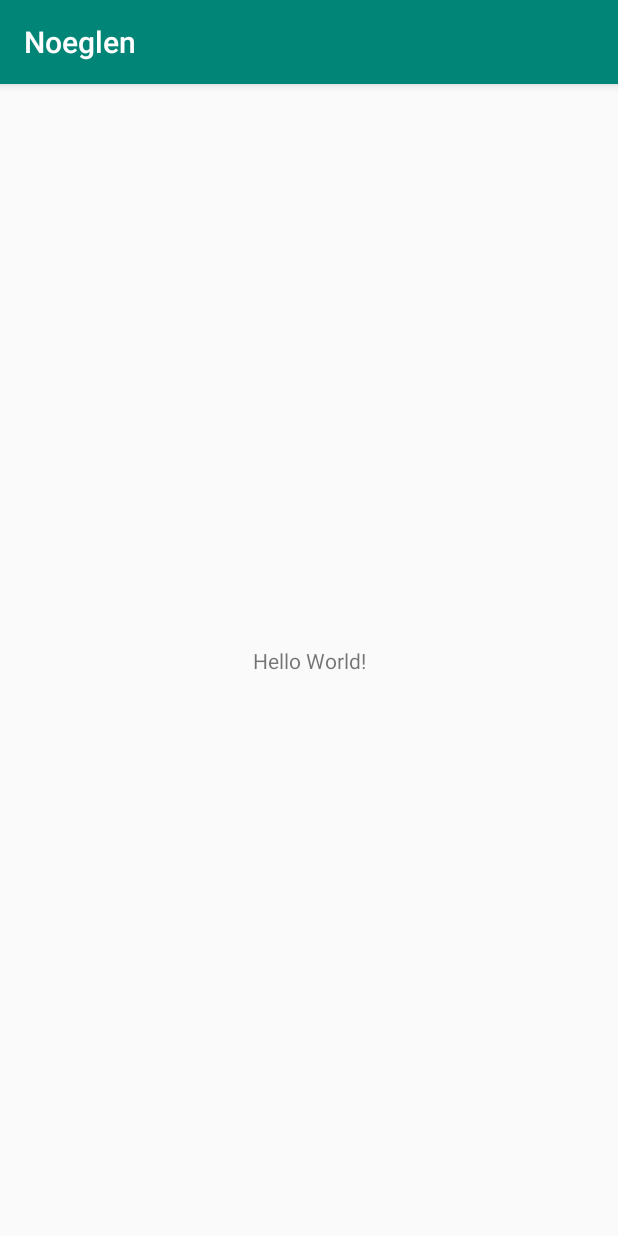
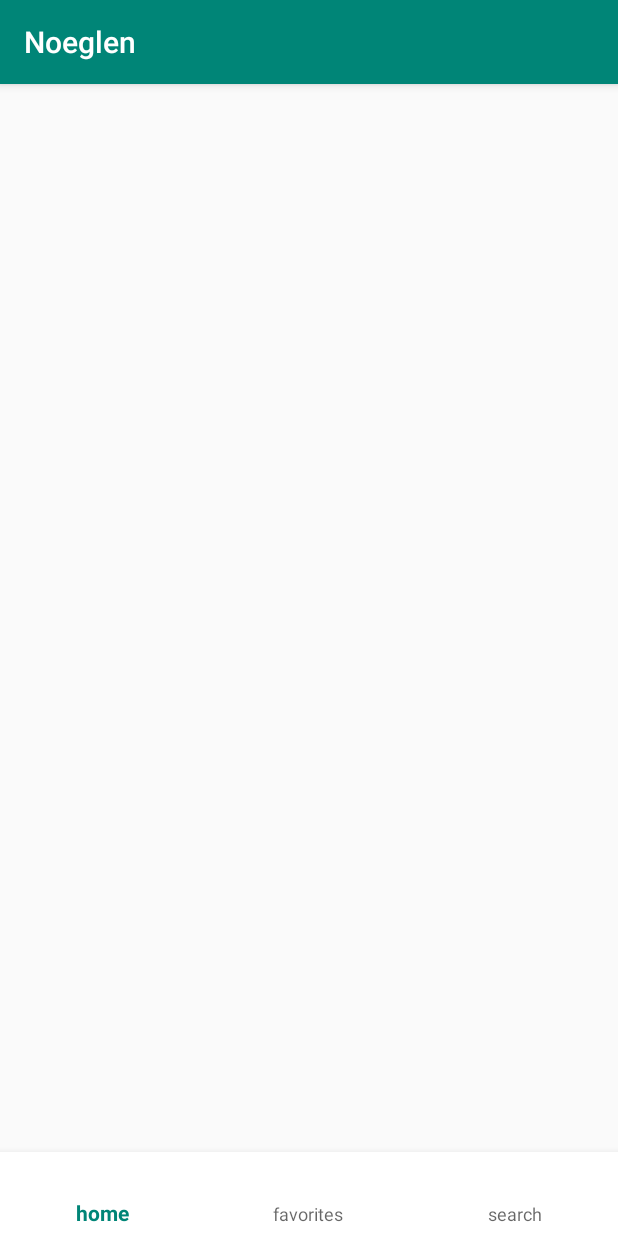
Before and after one commit to asamahayder/Noeglen_gruppe_B4, an Android app: the screen it shows after launch (MainActivity), on a phone screen of 412 x 824 dp. Run offline under Robolectric (Android 15) with nearby library versions, the phone set to English and light mode, and no system bars; our stand-ins replace Firebase (no records; nobody signed in at launch, a user with empty details on screens opened directly); libraries missing offline, so code that uses them is left out: com.firebase.ui.

```diff
--- a/app/src/main/AndroidManifest.xml
+++ b/app/src/main/AndroidManifest.xml
@@ -1,6 +1,8 @@
 <?xml version="1.0" encoding="utf-8"?>
 <manifest xmlns:android="http://schemas.android.com/apk/res/android"
     package="com.example.noeglen">
+
+    <uses-permission android:name="android.permission.INTERNET" />
 
     <application
         android:allowBackup="true"
@@ -9,6 +11,7 @@
         android:roundIcon="@mipmap/ic_launcher_round"
         android:supportsRtl="true"
         android:theme="@style/AppTheme">
+        <activity android:name=".View.View.ActivitySignUp"></activity>
         <activity android:name=".View.View.MainActivity">
             <intent-filter>
                 <action android:name="android.intent.action.MAIN" />
--- a/app/src/main/res/layout/activity_main.xml
+++ b/app/src/main/res/layout/activity_main.xml
@@ -4,15 +4,17 @@
     xmlns:tools="http://schemas.android.com/tools"
     android:layout_width="match_parent"
     android:layout_height="match_parent"
-    tools:context=".View.View.MainActivity">
+    tools:context=".View.View.MainActivity"
+    >
 
-    <TextView
-        android:layout_width="wrap_content"
+    <com.google.android.material.bottomnavigation.BottomNavigationView
+        android:id="@+id/bottom_navigation"
+        android:layout_width="match_parent"
         android:layout_height="wrap_content"
-        android:text="Hello World!"
         app:layout_constraintBottom_toBottomOf="parent"
-        app:layout_constraintLeft_toLeftOf="parent"
-        app:layout_constraintRight_toRightOf="parent"
-        app:layout_constraintTop_toTopOf="parent" />
+        app:layout_constraintEnd_toEndOf="parent"
+        app:layout_constraintStart_toStartOf="parent"
+        app:menu="@menu/bottom_navigation"
+        android:background="@android:color/white"/>
 
 </androidx.constraintlayout.widget.ConstraintLayout>
--- /dev/null
+++ b/app/src/main/res/menu/bottom_navigation.xml
@@ -0,0 +1,19 @@
+<?xml version="1.0" encoding="utf-8"?>
+<menu xmlns:android="http://schemas.android.com/apk/res/android">
+
+    <item
+        android:id="@+id/nav_home"
+        android:title="home"/>
+
+    <item
+        android:id="@+id/nav_favorites"
+        android:title="favorites"/>
+
+    <item
+        android:id="@+id/nav_search"
+        android:title="search"
+        />
+
+
+
+</menu>
--- a/app/src/main/res/values/strings.xml
+++ b/app/src/main/res/values/strings.xml
@@ -1,3 +1,6 @@
 <resources>
     <string name="app_name">Noeglen</string>
+
+    <!-- TODO: Remove or change this placeholder text -->
+    <string name="hello_blank_fragment">Hello blank fragment</string>
 </resources>
--- a/build.gradle
+++ b/build.gradle
@@ -8,6 +8,7 @@ buildscript {
     }
     dependencies {
         classpath 'com.android.tools.build:gradle:3.5.0'
+        classpath 'com.google.gms:google-services:4.3.3'
 
         // NOTE: Do not place your application dependencies here; they belong
         // in the individual module build.gradle files
@@ -18,7 +19,6 @@ allprojects {
     repositories {
         google()
         jcenter()
-
     }
 }
 
```
Also changed, not shown: app/build.gradle (+8 -0 lines), app/src/main/java/com/example/noeglen/View/View/ActivitySignUp.java (added, +135 -0 lines), app/src/main/java/com/example/noeglen/View/View/MainActivity.java (+22 -0 lines), app/src/main/java/com/example/noeglen/View/View/testFragment.java (added, +111 -0 lines), app/src/main/res/layout/activity_sign_up.xml (added, +9 -0 lines), app/src/main/res/layout/fragment_test.xml (added, +14 -0 lines), 1 other file.
